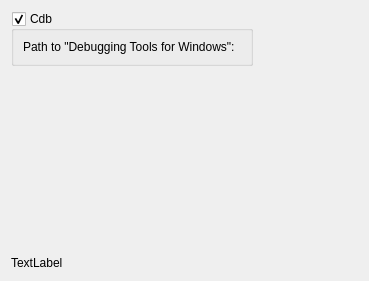
Old version of the form src/plugins/debugger/cdb/cdboptionspagewidget.ui in the repository qt-creator/qt-creator.
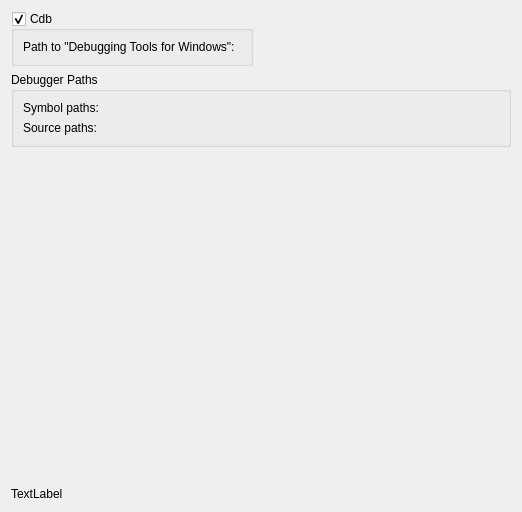
New version of the form. Custom widgets are drawn as their Qt base class.

Commit message:
Added Cdb Debugger path options (including symbol server).
Made pathlisteditor use a toolbutton menu as it looks too
much of a "button desert" otherwise.

```diff
--- a/src/plugins/debugger/cdb/cdboptionspagewidget.ui
+++ b/src/plugins/debugger/cdb/cdboptionspagewidget.ui
@@ -6,8 +6,8 @@
    <rect>
     <x>0</x>
     <y>0</y>
-    <width>369</width>
-    <height>281</height>
+    <width>522</width>
+    <height>512</height>
    </rect>
   </property>
   <property name="windowTitle">
@@ -48,7 +48,7 @@
        </property>
        <property name="sizeHint" stdset="0">
         <size>
-         <width>40</width>
+         <width>0</width>
          <height>20</height>
         </size>
        </property>
@@ -56,6 +56,38 @@
      </item>
     </layout>
    </item>
+   <item>
+    <widget class="QGroupBox" name="pathGroupBox">
+     <property name="title">
+      <string>Debugger Paths</string>
+     </property>
+     <layout class="QFormLayout" name="formLayout_2">
+      <property name="fieldGrowthPolicy">
+       <enum>QFormLayout::AllNonFixedFieldsGrow</enum>
+      </property>
+      <item row="0" column="0">
+       <widget class="QLabel" name="symbolPathLabel">
+        <property name="text">
+         <string>Symbol paths:</string>
+        </property>
+       </widget>
+      </item>
+      <item row="0" column="1">
+       <widget class="Debugger::Internal::CdbSymbolPathListEditor" name="symbolPathListEditor" native="true"/>
+      </item>
+      <item row="1" column="0">
+       <widget class="QLabel" name="sourcePathLabel">
+        <property name="text">
+         <string>Source paths:</string>
+        </property>
+       </widget>
+      </item>
+      <item row="1" column="1">
+       <widget class="Core::Utils::PathListEditor" name="sourcePathListEditor" native="true"/>
+      </item>
+     </layout>
+    </widget>
+   </item>
    <item>
     <spacer name="verticalSpacer">
      <property name="orientation">
@@ -64,7 +96,7 @@
      <property name="sizeHint" stdset="0">
       <size>
        <width>20</width>
-       <height>223</height>
+       <height>203</height>
       </size>
      </property>
     </spacer>
@@ -91,6 +123,18 @@
    <header location="global">utils/pathchooser.h</header>
    <container>1</container>
   </customwidget>
+  <customwidget>
+   <class>Core::Utils::PathListEditor</class>
+   <extends>QWidget</extends>
+   <header location="global">utils/pathlisteditor.h</header>
+   <container>1</container>
+  </customwidget>
+  <customwidget>
+   <class>Debugger::Internal::CdbSymbolPathListEditor</class>
+   <extends>QWidget</extends>
+   <header>cdbsymbolpathlisteditor.h</header>
+   <container>1</container>
+  </customwidget>
  </customwidgets>
  <resources/>
  <connections/>
```
The commit also changes 11 other files.
